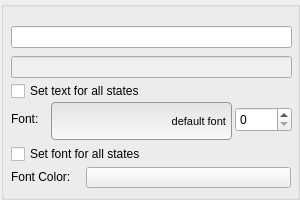
xaoctech/dava.engine, file Tools/UIEditor/UI/textpropertygridwidget.ui: the form before one commit.
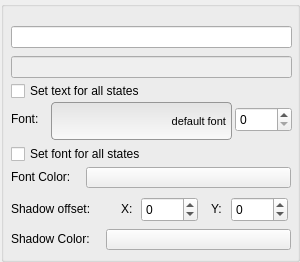
The form after the commit. Custom widgets are drawn as their Qt base class.

```diff
--- a/Tools/UIEditor/UI/textpropertygridwidget.ui
+++ b/Tools/UIEditor/UI/textpropertygridwidget.ui
@@ -7,13 +7,13 @@
     <x>0</x>
     <y>0</y>
     <width>300</width>
-    <height>200</height>
+    <height>262</height>
    </rect>
   </property>
   <property name="minimumSize">
    <size>
     <width>300</width>
-    <height>200</height>
+    <height>262</height>
    </size>
   </property>
   <property name="windowTitle">
@@ -25,13 +25,13 @@
      <x>1</x>
      <y>1</y>
      <width>299</width>
-     <height>199</height>
+     <height>261</height>
     </rect>
    </property>
    <property name="minimumSize">
     <size>
      <width>299</width>
-     <height>199</height>
+     <height>261</height>
     </size>
    </property>
    <property name="title">
@@ -155,6 +155,97 @@
      <string>Set font for all states</string>
     </property>
    </widget>
+   <widget class="QLabel" name="shadowOffsetLabel">
+    <property name="geometry">
+     <rect>
+      <x>10</x>
+      <y>200</y>
+      <width>91</width>
+      <height>16</height>
+     </rect>
+    </property>
+    <property name="text">
+     <string>Shadow offset:</string>
+    </property>
+   </widget>
+   <widget class="QLabel" name="offsetYLabel">
+    <property name="geometry">
+     <rect>
+      <x>210</x>
+      <y>200</y>
+      <width>16</width>
+      <height>16</height>
+     </rect>
+    </property>
+    <property name="text">
+     <string>Y:</string>
+    </property>
+   </widget>
+   <widget class="QLabel" name="shadowColorLabel">
+    <property name="geometry">
+     <rect>
+      <x>10</x>
+      <y>230</y>
+      <width>91</width>
+      <height>16</height>
+     </rect>
+    </property>
+    <property name="text">
+     <string>Shadow Color:</string>
+    </property>
+   </widget>
+   <widget class="QSpinBox" name="shadowOffsetXSpinBox">
+    <property name="geometry">
+     <rect>
+      <x>140</x>
+      <y>196</y>
+      <width>57</width>
+      <height>25</height>
+     </rect>
+    </property>
+    <property name="minimum">
+     <number>-99</number>
+    </property>
+   </widget>
+   <widget class="QSpinBox" name="shadowOffsetYSpinBox">
+    <property name="geometry">
+     <rect>
+      <x>230</x>
+      <y>196</y>
+      <width>57</width>
+      <height>25</height>
+     </rect>
+    </property>
+    <property name="minimum">
+     <number>-99</number>
+    </property>
+   </widget>
+   <widget class="QColorButton" name="shadowColorButton">
+    <property name="geometry">
+     <rect>
+      <x>105</x>
+      <y>228</y>
+      <width>185</width>
+      <height>21</height>
+     </rect>
+    </property>
+    <property name="text">
+     <string/>
+    </property>
+   </widget>
+   <widget class="QLabel" name="offsetXLabel">
+    <property name="geometry">
+     <rect>
+      <x>120</x>
+      <y>200</y>
+      <width>16</width>
+      <height>16</height>
+     </rect>
+    </property>
+    <property name="text">
+     <string>X:</string>
+    </property>
+   </widget>
   </widget>
  </widget>
  <customwidgets>
```
